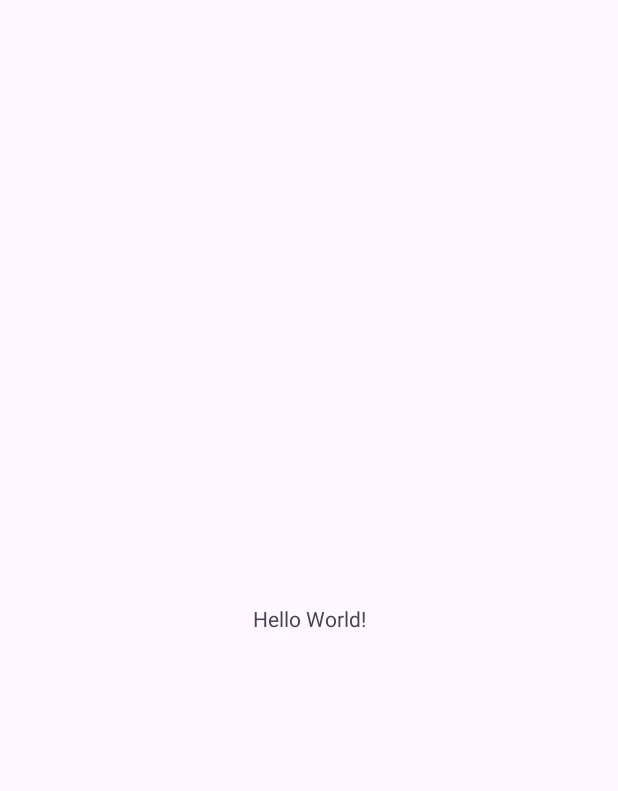
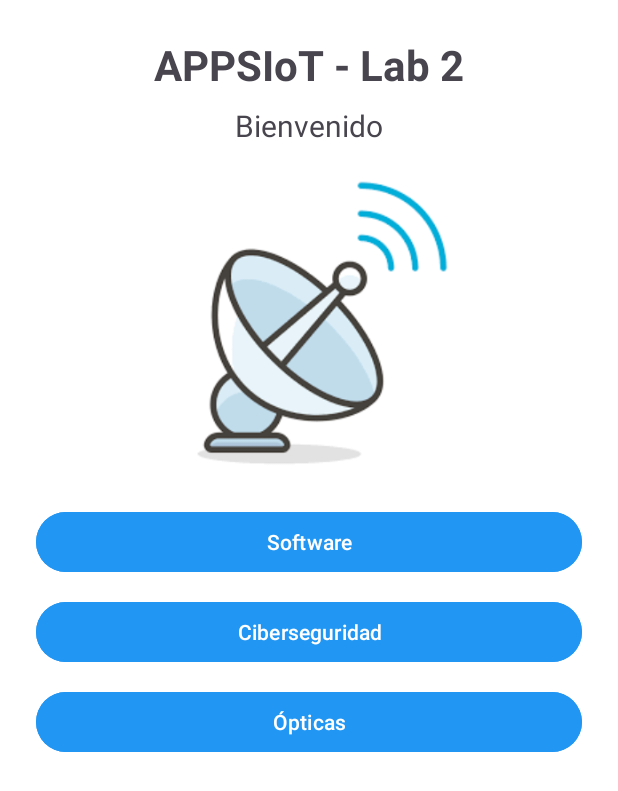
Before and after one commit to sebas0524/LAB2_20206438, an Android app: the screen it shows after launch (MainActivity), on a phone screen of 412 x 824 dp. Before the commit the part shown is almost empty. Shown: the top 791 px of the screen. Run offline under Robolectric (Android 15) with nearby library versions, the phone set to English and light mode, and no system bars.

Commit message:
pagina de incio

```diff
--- a/LAB2_20206438/app/src/main/java/com/example/lab2_20206438/MainActivity.java
+++ b/LAB2_20206438/app/src/main/java/com/example/lab2_20206438/MainActivity.java
@@ -1,24 +1,29 @@
 package com.example.lab2_20206438;
 
 import android.os.Bundle;
-
-import androidx.activity.EdgeToEdge;
+import android.widget.Button;
 import androidx.appcompat.app.AppCompatActivity;
-import androidx.core.graphics.Insets;
-import androidx.core.view.ViewCompat;
-import androidx.core.view.WindowInsetsCompat;
 
 public class MainActivity extends AppCompatActivity {
+
+    Button btnSoftware, btnCiberseguridad, btnOpticas;
 
     @Override
     protected void onCreate(Bundle savedInstanceState) {
         super.onCreate(savedInstanceState);
-        EdgeToEdge.enable(this);
-        setContentView(R.layout.activity_main);
-        ViewCompat.setOnApplyWindowInsetsListener(findViewById(R.id.main), (v, insets) -> {
-            Insets systemBars = insets.getInsets(WindowInsetsCompat.Type.systemBars());
-            v.setPadding(systemBars.left, systemBars.top, systemBars.right, systemBars.bottom);
-            return insets;
+        setContentView(R.layout.pagina_inicio);
+
+        // Referenciar botones
+        btnSoftware = findViewById(R.id.btnSoftware);
+        btnCiberseguridad = findViewById(R.id.btnCiberseguridad);
+        btnOpticas = findViewById(R.id.btnOpticas);
+
+        // Luego puedes agregar acciones aquí si quieres
+        // Por ejemplo:
+        /*
+        btnSoftware.setOnClickListener(v -> {
+            // Acción para Software
         });
+        */
     }
 }
--- a/LAB2_20206438/app/src/main/res/layout/activity_main.xml
+++ /dev/null
@@ -1,19 +0,0 @@
-<?xml version="1.0" encoding="utf-8"?>
-<androidx.constraintlayout.widget.ConstraintLayout xmlns:android="http://schemas.android.com/apk/res/android"
-    xmlns:app="http://schemas.android.com/apk/res-auto"
-    xmlns:tools="http://schemas.android.com/tools"
-    android:id="@+id/main"
-    android:layout_width="match_parent"
-    android:layout_height="match_parent"
-    tools:context=".MainActivity">
-
-    <TextView
-        android:layout_width="wrap_content"
-        android:layout_height="wrap_content"
-        android:text="Hello World!"
-        app:layout_constraintBottom_toBottomOf="parent"
-        app:layout_constraintEnd_toEndOf="parent"
-        app:layout_constraintStart_toStartOf="parent"
-        app:layout_constraintTop_toTopOf="parent" />
-
-</androidx.constraintlayout.widget.ConstraintLayout>
--- /dev/null
+++ b/LAB2_20206438/app/src/main/res/layout/pagina_inicio.xml
@@ -0,0 +1,58 @@
+<?xml version="1.0" encoding="utf-8"?>
+<LinearLayout xmlns:android="http://schemas.android.com/apk/res/android"
+    android:layout_width="match_parent"
+    android:layout_height="match_parent"
+    android:orientation="vertical"
+    android:padding="24dp"
+    android:gravity="center_horizontal"
+    android:background="#FFFFFF">
+
+    <TextView
+        android:id="@+id/titleText"
+        android:layout_width="wrap_content"
+        android:layout_height="wrap_content"
+        android:text="APPSIoT - Lab 2"
+        android:textSize="28sp"
+        android:textStyle="bold"
+        android:layout_marginBottom="8dp" />
+
+    <TextView
+        android:id="@+id/subtitleText"
+        android:layout_width="wrap_content"
+        android:layout_height="wrap_content"
+        android:text="Bienvenido"
+        android:textSize="20sp"
+        android:layout_marginBottom="16dp" />
+
+    <ImageView
+        android:id="@+id/imageView"
+        android:layout_width="200dp"
+        android:layout_height="200dp"
+        android:src="@drawable/antena"
+        android:scaleType="centerCrop"
+        android:layout_marginBottom="24dp" />
+
+    <Button
+        android:id="@+id/btnSoftware"
+        android:layout_width="match_parent"
+        android:layout_height="wrap_content"
+        android:text="Software"
+        android:backgroundTint="#2196F3"
+        android:layout_marginBottom="12dp" />
+
+    <Button
+        android:id="@+id/btnCiberseguridad"
+        android:layout_width="match_parent"
+        android:layout_height="wrap_content"
+        android:text="Ciberseguridad"
+        android:backgroundTint="#2196F3"
+        android:layout_marginBottom="12dp" />
+
+    <Button
+        android:id="@+id/btnOpticas"
+        android:layout_width="match_parent"
+        android:layout_height="wrap_content"
+        android:backgroundTint="#2196F3"
+        android:text="Ópticas" />
+
+</LinearLayout>
```
Also changed, not shown: LAB2_20206438/app/src/main/res/drawable/antena.png (added).
